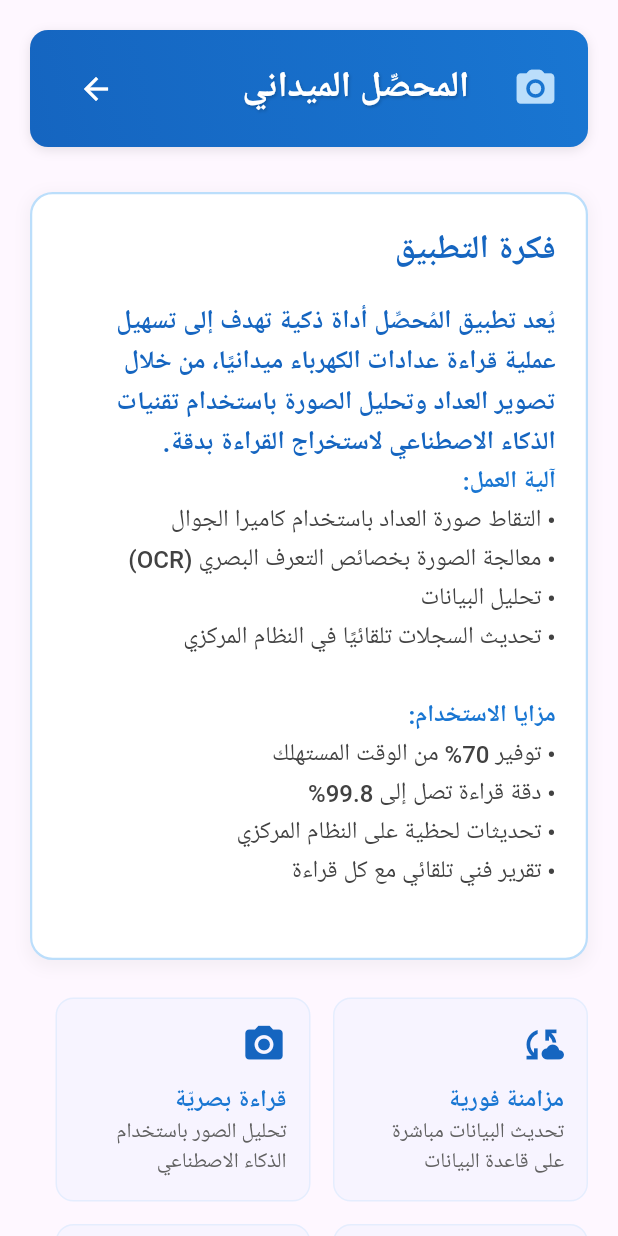
After one commit to bod-dot/list_ine, a Flutter app: the AboutScreen screen opened directly, on a phone screen of 412 x 824 dp. The commit adds this screen. Run offline on Flutter 3.47's test engine with Material 3 defaults, Android fonts, the phone set to English and light mode, and no system bars; our stand-ins replace awesome_snackbar_content, bloc, firebase_core, flutter_bloc, flutter_staggered_animations, image_picker and 2 more; missing offline and left inert: google_mlkit_text_recognition, qr_code_scanner; accounts and stored records are empty; network calls fail; Roboto replaces fonts that are missing (Poppins); project files that could hold a hidden picture were left out.

Commit message:
feat: Integrate Firebase into the project
- Added Firebase core dependency and initialized Firebase in main.dart.
- Configured Android and iOS settings for Firebase in build.gradle and firebase_options.dart.
- Included google-services.json for Firebase configuration.
- Updated pubspec.yaml and pubspec.lock to include Firebase dependencies.
- Implemented Firebase plugin registration for macOS and Windows.
- Created AboutScreen to provide information about the app's functionality and features.
- Enhanced user experience with improved error messages and UI adjustments in various screens.

```diff
--- a/lib/Views/Pages/Widgets/change_passwrod_form.dart
+++ b/lib/Views/Pages/Widgets/change_passwrod_form.dart
@@ -43,18 +43,18 @@ class _ChangePasswrodFormState extends State<ChangePasswrodForm> {
         listener: (context, state) {
           if(state is ChagePasswordConfirmPassword)
           {
-            Mysnackbar().showSnackbarError(title: "خظاء", context: context, message: 'كلمة السر غير متطابقة', contentType: ContentType.failure);
+            Mysnackbar().showSnackbarError(title: "خطأ", context: context, message: 'كلمة السر غير متطابقة', contentType: ContentType.failure);
           }
           else if(state is ChagePasswordFauiler)
           {
-            Mysnackbar().showSnackbarError(title: "خظاء", context: context, message: state.err, contentType: ContentType.failure);
+            Mysnackbar().showSnackbarError(title: "خطأ", context: context, message: state.err, contentType: ContentType.failure);
           }
           else if(state is ChagePasswordSuccess)
           {
             Mysnackbar().showSnackbarError(title: "تم بنجاح", context: context, message:'تم تغيير كلمة السر بنجاح', contentType: ContentType.success);
           }else if(state is ChagePasswordwrongPasswrod)
           {
-            Mysnackbar().showSnackbarError(title: "خظاء", context: context, message: 'كلمة السر غير صحيحة', contentType: ContentType.failure);
+            Mysnackbar().showSnackbarError(title: "خطأ", context: context, message: 'كلمة السر القديمة غير صحيحة', contentType: ContentType.failure);
           }
 
         },
--- a/lib/Views/Pages/Widgets/data_table_report.dart
+++ b/lib/Views/Pages/Widgets/data_table_report.dart
@@ -108,8 +108,7 @@ class _DataTableReportState extends State<DataTableReport> {
       ),
     ],
   ),
-  child: SizedBox(
-    width: height > width ?700:850,
+  child: Expanded(
     child: DataTable(
       border: TableBorder(
         horizontalInside: BorderSide(width: 1, color: Colors.grey.shade300),
@@ -188,7 +187,7 @@ class _DataTableReportState extends State<DataTableReport> {
                   }
                   else {
 
-                     Navigator.push(context, MaterialPageRoute(builder: (context)=>TakeReadingScreen(qrCode: data.electronicMeterID.toString(),)));
+                     Navigator.push(context, MaterialPageRoute(builder: (context)=>TakeReadingScreen(qrCode: data.electronicMeterID.toString(),nameCustomer: data.customerName,)));
 
                   }
                 }
--- /dev/null
+++ b/lib/Views/Pages/about_app.dart
@@ -0,0 +1,266 @@
+import 'package:flutter/material.dart';
+import 'package:flutter/services.dart';
+
+import '../../helper/constans.dart';
+
+class AboutScreen extends StatefulWidget {
+  const AboutScreen({super.key});
+
+  @override
+  State<AboutScreen> createState() => _AboutScreenState();
+}
+
+class _AboutScreenState extends State<AboutScreen> {
+  @override
+  @override
+  void initState() {
+     SystemChrome.setSystemUIOverlayStyle(
+      const   SystemUiOverlayStyle(
+          statusBarColor: Colors.black, // اللون المطلوب
+          statusBarIconBrightness: Brightness.light, // لون الأيقونات (فاتح/داكن)
+          systemNavigationBarColor: Colors.white, // لون شريط التنقل (اختياري)
+        ),
+      );
+    super.initState();
+  }
+  @override
+  Widget build(BuildContext context) {
+    return Scaffold(
+      body: SafeArea(
+        child: SingleChildScrollView(
+          padding: const EdgeInsets.all(20),
+          child: Column(
+            crossAxisAlignment: CrossAxisAlignment.end, // محاذاة الأطفال من اليمين
+            children: [
+              // Header Section
+              Container(
+                padding: const EdgeInsets.symmetric(vertical: 15, horizontal: 20),
+                decoration: BoxDecoration(
+                  gradient:const  LinearGradient(
+                    colors: [kColorSecond, kColorPrimer],
+                    begin: Alignment.topRight,
+                    end: Alignment.bottomLeft,
+                  ),
+                  borderRadius: BorderRadius.circular(12),
+                  boxShadow: [
+                    BoxShadow(
+                      color: Colors.black.withOpacity(0.1),
+                      blurRadius: 6,
+                      offset: const Offset(0, 2),
+                    ),
+                  ],
+                ),
+                child: Row(
+                  mainAxisAlignment: MainAxisAlignment.spaceBetween,
+                  children: [
+                          IconButton(onPressed: (){
+                              Navigator.pop(context);
+
+                          }, icon:const  Icon(Icons.arrow_back,color: Colors.white,)),
+                    const SizedBox(width: 15),
+                    Text(
+                      'المحصِّل الميداني',
+                      style: TextStyle(
+                        fontSize: 24,
+                        fontWeight: FontWeight.bold,
+                        color: Colors.white,
+                        shadows: [
+                          Shadow(
+                            blurRadius: 2,
+                            color: Colors.black.withOpacity(0.2),
+                            offset:const Offset(1, 1),
+                          ),
+
+                        ],
+                      ),
+                    ),
+                     const Icon(Icons.camera_alt_rounded, color: kColorFoured, size: 30),
+                  ],
+                ),
+              ),
+
+              const SizedBox(height: 30),
+
+              // About Content
+              Container(
+                padding: const EdgeInsets.all(20),
+                decoration: BoxDecoration(
+                  color: Colors.white,
+                  borderRadius: BorderRadius.circular(15),
+                  border: Border.all(color: kColorFoured, width: 1.5),
+                  boxShadow: [
+                    BoxShadow(
+                      color: Colors.grey.withOpacity(0.1),
+                      spreadRadius: 2,
+                      blurRadius: 8,
+                      offset:const Offset(0, 3),
+                    ),
+                  ],
+                ),
+                child: Directionality(
+                  textDirection: TextDirection.rtl,
+                  child: Column(
+                    crossAxisAlignment: CrossAxisAlignment.start,
+                    children: [
+                      const Text(
+                        'فكرة التطبيق',
+                        style: TextStyle(
+                          fontSize: 22,
+                          fontWeight: FontWeight.bold,
+                          color: kColorPrimer,
+                          height: 1.5,
+                        ),
+                        textAlign: TextAlign.right,
+                      ),
+
+                      const SizedBox(height: 15),
+
+                      RichText(
+                        textAlign: TextAlign.right,
+                        text: TextSpan(
+                          style:const TextStyle(
+                            fontSize: 16,
+                            color: Colors.black87,
+                            height: 1.6,
+                          ),
+                          children: [
+                          const  TextSpan(
+                              text: 'يُعد تطبيق المُحصِّل أداة ذكية تهدف إلى تسهيل عملية قراءة عدادات الكهرباء ميدانيًا، من خلال تصوير العداد وتحليل الصورة باستخدام تقنيات الذكاء الاصطناعي لاستخراج القراءة بدقة.\n',
+                              style: TextStyle(
+                                fontWeight: FontWeight.w600,
+                                color: kColorPrimer,
+                                fontSize: 17,
+                              ),
+                            ),
+                           const TextSpan(
+                              text: 'آلية العمل:\n',
+                              style: TextStyle(
+                                fontWeight: FontWeight.bold,
+                                color: kColorSecond,
+                              ),
+                            ),
+                            FeatureText(text: 'التقاط صورة العداد باستخدام كاميرا الجوال'),
+                            FeatureText(text: 'معالجة الصورة بخصائص التعرف البصري (OCR)'),
+                            FeatureText(text: 'تحليل البيانات  '),
+                            FeatureText(text: 'تحديث السجلات تلقائيًا في النظام المركزي'),
+                         const   TextSpan(text: '\n'),
+                           const TextSpan(
+                              text: 'مزايا الاستخدام:\n',
+                              style: TextStyle(
+                                fontWeight: FontWeight.bold,
+                                color: kColorSecond,
+                              ),
+                            ),
+                           FeatureText(text: 'توفير 70% من الوقت المستهلك'),
+                        FeatureText(text: 'دقة قراءة تصل إلى 99.8%'),
+                        FeatureText(text: 'تحديثات لحظية على النظام المركزي'),
+                        FeatureText(text: 'تقرير فني تلقائي مع كل قراءة'),
+                                                  ],
+                        ),
+                      ),
+                    ],
+                  ),
+                ),
+              ),
+
+              const SizedBox(height: 25),
+
+              // Features Grid
+              const Wrap(
+                spacing: 15,
+                runSpacing: 15,
+                alignment: WrapAlignment.center,
+                children: [
+                  FeatureCard(
+                    icon: Icons.photo_camera,
+                    title: 'قراءة بصريّة',
+                    subtitle: 'تحليل الصور باستخدام الذكاء الاصطناعي',
+                  ),
+                  FeatureCard(
+                    icon: Icons.cloud_sync,
+                    title: 'مزامنة فورية',
+                    subtitle: 'تحديث البيانات مباشرة على قاعدة البيانات',
+                  ),
+                     FeatureCard(
+    icon: Icons.security,
+    title: 'أمان مشفر',
+    subtitle: 'نقل البيانات عبر قنوات مؤمنة',
+        ),
+                  FeatureCard(
+                    icon: Icons.analytics,
+                    title: 'تقارير تفصيلية',
+                    subtitle: 'إحصائيات دقيقة وتقارير ميدانية',
+                  ),
+                ],
+              ),
+            ],
+          ),
+        ),
+      ),
+    );
+  }
+}
+
+class FeatureText extends TextSpan {
+  FeatureText({required String text}) : super(
+    text: '• $text\n',
+    style: TextStyle(
+      color: Colors.grey[800],
+      fontWeight: FontWeight.w500,
+    ),
+  );
+}
+
+class FeatureCard extends StatelessWidget {
+  final IconData icon;
+  final String title;
+  final String subtitle;
+
+  const FeatureCard({
+    super.key,
+    required this.icon,
+    required this.title,
+    required this.subtitle,
+  });
+
+  @override
+  Widget build(BuildContext context) {
+    return Directionality(
+      textDirection: TextDirection.ltr,
+      child: Container(
+        width: 170,
+        padding: const EdgeInsets.all(15),
+        decoration: BoxDecoration(
+          color: kColorFoured.withOpacity(0.1),
+          borderRadius: BorderRadius.circular(12),
+          border: Border.all(color: kColorFoured.withOpacity(0.3)),
+        ),
+        child: Column(
+          crossAxisAlignment: CrossAxisAlignment.end,
+          children: [
+            Icon(icon, size: 30, color: kColorPrimer),
+            const SizedBox(height: 10),
+            Text(
+              title,
+              textAlign: TextAlign.right,
+              style:const TextStyle(
+                fontSize: 16,
+                fontWeight: FontWeight.bold,
+                color: kColorSecond,
+              ),
+            ),
+            Text(
+              subtitle,
+              textAlign: TextAlign.right,
+              style: TextStyle(
+                fontSize: 14,
+                color: Colors.grey[700],
+                height: 1.4,
+              ),
+            ),
+          ],
+        ),
+      ),
+    );
+  }
+}
--- a/lib/Views/Pages/home_page.dart
+++ b/lib/Views/Pages/home_page.dart
@@ -1,6 +1,7 @@
 import 'package:awesome_snackbar_content/awesome_snackbar_content.dart';
 import 'package:flutter/material.dart';
 import 'package:flutter_bloc/flutter_bloc.dart';
+import 'package:this_is_tayrd/Views/Pages/about_app.dart';
 import 'package:this_is_tayrd/Widgets/no_permission_screen.dart';
 import 'package:this_is_tayrd/helper/my_snackbar.dart';
 
@@ -49,7 +50,7 @@ class _MainScreenState extends State<MainScreen> {
                 builder: (context) => const ChangePasswordScreen()));
         break;
         case 3:
-
+        Navigator.push(context, MaterialPageRoute(builder: (context)=>const AboutScreen()));
 
         break;
         case 4:
--- a/lib/Widgets/custom_text_from.dart
+++ b/lib/Widgets/custom_text_from.dart
@@ -16,7 +16,7 @@ final TextEditingController textEditingController;
   Widget build(BuildContext context) {
     return TextFormField(
 
-      maxLength: textInputType==TextInputType.phone?9:null,
+      maxLength: textInputType==TextInputType.phone?9:50,
       keyboardType:textInputType ,
 
       controller: textEditingController,
--- a/lib/helper/constans.dart
+++ b/lib/helper/constans.dart
@@ -5,5 +5,5 @@ const kColorSecond = Color(0xff1976D2);
 const kColorThreed = Color(0xff42A5F5);
 const kColorFoured = Color(0xffBBDEFB);
 //const kUrl="http://10.0.2.2/powerStationDB/collector/";
-const kUrl="http://192.168.1.5/powerStationDB/collector/";
+const kUrl="http://192.168.8.97/powerStationDB/collector/";
 const kUrlCheckInternet='https://www.gstatic.com/generate_204';
--- a/lib/main.dart
+++ b/lib/main.dart
@@ -8,6 +8,8 @@ import 'Views/Pages/loagin_page.dart';
 import 'Widgets/qr_code_scanner.dart';
 import 'cubit/home_cubit/home_cubit.dart';
 import 'helper/constans.dart';
+import 'package:firebase_core/firebase_core.dart';
+import 'firebase_options.dart';
 
 String? employeeID;
 void main() async {
@@ -15,6 +17,10 @@ void main() async {
   SharedPreferences shared = await SharedPreferences.getInstance();
   employeeID = shared.getString("EmployeeID");
   Bloc.observer=SimpleObserver();
+
+    await Firebase.initializeApp(
+    options: DefaultFirebaseOptions.currentPlatform,
+  );
   runApp(const MyApp());
 }
 
--- a/pubspec.yaml
+++ b/pubspec.yaml
@@ -45,6 +45,8 @@ dependencies:
   image_picker:
   image:
   google_mlkit_text_recognition:
+  firebase_core:
+
 
 
 
@@ -53,7 +55,6 @@ dependencies:
   # The following adds the Cupertino Icons font to your application.
   # Use with the CupertinoIcons class for iOS style icons.
   cupertino_icons: ^1.0.6
-  google_ml_kit: ^0.19.0
   modal_progress_hud_nsn: ^0.5.1
 
 
```
Also changed, not shown: lib/Views/Pages/Widgets/home_build_animated_client_cards.dart (+10 -1 lines), lib/Views/Pages/drawer_my.dart (+27 -14 lines), lib/Views/Pages/take_reading_screen.dart (+6 -8 lines), lib/Widgets/build_login_form_login.dart (+6 -1 lines), lib/Widgets/screen_photo.dart (+34 -4 lines), firebase.json (added), lib/firebase_options.dart (added), pubspec.lock, 6 other files.
